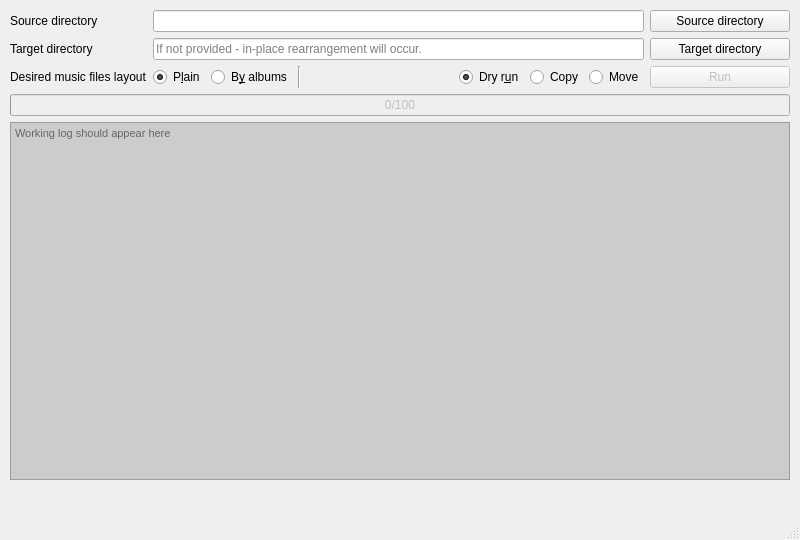
Old version of the form ui_resources/music_sort.ui in the repository plartemyev/yamo.
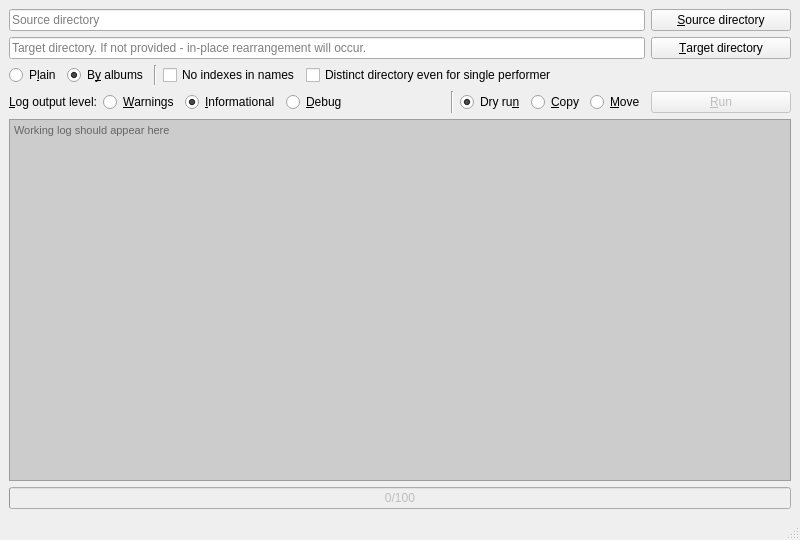
New version of the form. Icons and pictures are not drawn.

Commit message: Improved window layout. Logging levels selectable in UI. New options: "No indexes in names" and "Distinct directory even for single performer"

What changed in the file:
```diff
--- a/ui_resources/music_sort.ui
+++ b/ui_resources/music_sort.ui
@@ -11,9 +11,9 @@
    </rect>
   </property>
   <property name="sizePolicy">
-   <sizepolicy hsizetype="Fixed" vsizetype="Fixed">
-    <horstretch>1</horstretch>
-    <verstretch>1</verstretch>
+   <sizepolicy hsizetype="Preferred" vsizetype="Preferred">
+    <horstretch>0</horstretch>
+    <verstretch>0</verstretch>
    </sizepolicy>
   </property>
   <property name="minimumSize">
@@ -22,18 +22,6 @@
     <height>540</height>
    </size>
   </property>
-  <property name="maximumSize">
-   <size>
-    <width>800</width>
-    <height>540</height>
-   </size>
-  </property>
-  <property name="baseSize">
-   <size>
-    <width>0</width>
-    <height>0</height>
-   </size>
-  </property>
   <property name="windowTitle">
    <string>YAMO (Yet Another Multimedia Organizer)</string>
   </property>
@@ -48,29 +36,15 @@
      <verstretch>0</verstretch>
     </sizepolicy>
    </property>
-   <widget class="QWidget" name="">
-    <property name="geometry">
-     <rect>
-      <x>10</x>
-      <y>10</y>
-      <width>780</width>
-      <height>470</height>
-     </rect>
-    </property>
-    <layout class="QVBoxLayout" name="verticalLayout">
+   <layout class="QVBoxLayout" name="verticalLayout_2">
      <item>
-      <layout class="QFormLayout" name="formLayout">
-       <item row="0" column="0">
-        <widget class="QLabel" name="sourceDirectoryLabel">
-         <property name="text">
-          <string>Source directory</string>
-         </property>
-        </widget>
-       </item>
-       <item row="0" column="1">
         <layout class="QHBoxLayout" name="sourceDirSelectionBlock" stretch="0,0">
          <item>
-          <widget class="QLineEdit" name="sourceDirectoryInput"/>
+       <widget class="QLineEdit" name="sourceDirectoryInput">
+        <property name="placeholderText">
+         <string>Source directory</string>
+        </property>
+       </widget>
          </item>
          <item>
           <widget class="QPushButton" name="sourceDirSelectBtn">
@@ -81,7 +55,7 @@
             </size>
            </property>
            <property name="text">
-            <string>Source directory</string>
+         <string>&amp;Source directory</string>
            </property>
            <property name="icon">
             <iconset theme="document-open">
@@ -91,19 +65,12 @@
          </item>
         </layout>
        </item>
-       <item row="1" column="0">
-        <widget class="QLabel" name="targetDirectoryLabel">
-         <property name="text">
-          <string>Target directory</string>
-         </property>
-        </widget>
-       </item>
-       <item row="1" column="1">
+    <item>
         <layout class="QHBoxLayout" name="targetDirSelectionBlock">
          <item>
           <widget class="QLineEdit" name="targetDirectoryInput">
            <property name="placeholderText">
-            <string>If not provided - in-place rearrangement will occur.</string>
+         <string>Target directory. If not provided - in-place rearrangement will occur.</string>
            </property>
           </widget>
          </item>
@@ -116,7 +83,7 @@
             </size>
            </property>
            <property name="text">
-            <string>Target directory</string>
+         <string>&amp;Target directory</string>
            </property>
            <property name="icon">
             <iconset theme="document-open">
@@ -126,7 +93,7 @@
          </item>
         </layout>
        </item>
-       <item row="2" column="1">
+    <item>
         <layout class="QHBoxLayout" name="selectablesBlock">
          <item>
           <widget class="QRadioButton" name="layoutPlainRbtn">
@@ -137,7 +104,7 @@
             <string>P&amp;lain</string>
            </property>
            <property name="checked">
-            <bool>true</bool>
+         <bool>false</bool>
            </property>
            <attribute name="buttonGroup">
             <string notr="true">filesLayoutRbtnGroup</string>
@@ -153,7 +120,7 @@
             <string>B&amp;y albums</string>
            </property>
            <property name="checked">
-            <bool>false</bool>
+         <bool>true</bool>
            </property>
            <attribute name="buttonGroup">
             <string notr="true">filesLayoutRbtnGroup</string>
@@ -167,6 +134,20 @@
            </property>
           </widget>
          </item>
+      <item>
+       <widget class="QCheckBox" name="noIndexesChkBtn">
+        <property name="text">
+         <string>No indexes in names</string>
+        </property>
+       </widget>
+      </item>
+      <item>
+       <widget class="QCheckBox" name="forcePerformerDirChkBtn">
+        <property name="text">
+         <string>Distinct directory even for single performer</string>
+        </property>
+       </widget>
+      </item>
          <item>
           <spacer name="horizontalSpacer">
            <property name="orientation">
@@ -180,10 +161,80 @@
            </property>
           </spacer>
          </item>
+     </layout>
+    </item>
+    <item>
+     <layout class="QHBoxLayout" name="horizontalLayout_2">
+      <item>
+       <widget class="QLabel" name="label">
+        <property name="text">
+         <string>&amp;Log output level:</string>
+        </property>
+        <property name="buddy">
+         <cstring>warningRbtn</cstring>
+        </property>
+       </widget>
+      </item>
+      <item>
+       <widget class="QRadioButton" name="warningRbtn">
+        <property name="text">
+         <string>&amp;Warnings</string>
+        </property>
+        <property name="checked">
+         <bool>false</bool>
+        </property>
+        <attribute name="buttonGroup">
+         <string notr="true">loggingLevelRbtnGroup</string>
+        </attribute>
+       </widget>
+      </item>
+      <item>
+       <widget class="QRadioButton" name="infoRbtn">
+        <property name="text">
+         <string>&amp;Informational</string>
+        </property>
+        <property name="checked">
+         <bool>true</bool>
+        </property>
+        <attribute name="buttonGroup">
+         <string notr="true">loggingLevelRbtnGroup</string>
+        </attribute>
+       </widget>
+      </item>
+      <item>
+       <widget class="QRadioButton" name="debugRbtn">
+        <property name="text">
+         <string>&amp;Debug</string>
+        </property>
+        <attribute name="buttonGroup">
+         <string notr="true">loggingLevelRbtnGroup</string>
+        </attribute>
+       </widget>
+      </item>
+      <item>
+       <spacer name="horizontalSpacer_3">
+        <property name="orientation">
+         <enum>Qt::Horizontal</enum>
+        </property>
+        <property name="sizeHint" stdset="0">
+         <size>
+          <width>40</width>
+          <height>20</height>
+         </size>
+        </property>
+       </spacer>
+      </item>
+      <item>
+       <widget class="Line" name="line">
+        <property name="orientation">
+         <enum>Qt::Vertical</enum>
+        </property>
+       </widget>
+      </item>
          <item>
           <widget class="QRadioButton" name="noopRbtn">
            <property name="text">
-            <string>Dry r&amp;un</string>
+         <string>Dry ru&amp;n</string>
            </property>
            <property name="checked">
             <bool>true</bool>
@@ -196,7 +247,7 @@
          <item>
           <widget class="QRadioButton" name="copyRbtn">
            <property name="text">
-            <string>Copy</string>
+         <string>&amp;Copy</string>
            </property>
            <attribute name="buttonGroup">
             <string notr="true">operationModeRbtnGroup</string>
@@ -206,7 +257,7 @@
          <item>
           <widget class="QRadioButton" name="moveRbtn">
            <property name="text">
-            <string>Move</string>
+         <string>&amp;Move</string>
            </property>
            <attribute name="buttonGroup">
             <string notr="true">operationModeRbtnGroup</string>
@@ -225,7 +276,7 @@
             </size>
            </property>
            <property name="text">
-            <string>Run</string>
+         <string>&amp;Run</string>
            </property>
            <property name="icon">
             <iconset theme="system-run">
@@ -235,34 +286,6 @@
          </item>
         </layout>
        </item>
-       <item row="2" column="0">
-        <widget class="QLabel" name="layoutSelectionLabel">
-         <property name="text">
-          <string>Desired music files layout</string>
-         </property>
-        </widget>
-       </item>
-      </layout>
-     </item>
-     <item>
-      <widget class="QProgressBar" name="progressBar">
-       <property name="enabled">
-        <bool>false</bool>
-       </property>
-       <property name="value">
-        <number>0</number>
-       </property>
-       <property name="textVisible">
-        <bool>true</bool>
-       </property>
-       <property name="invertedAppearance">
-        <bool>false</bool>
-       </property>
-       <property name="format">
-        <string>%v/%m</string>
-       </property>
-      </widget>
-     </item>
      <item>
       <widget class="QPlainTextEdit" name="loggingOutputField">
        <property name="font">
@@ -282,6 +305,12 @@
        <property name="styleSheet">
         <string notr="true">background-color:rgb(204, 204, 204)</string>
        </property>
+      <property name="horizontalScrollBarPolicy">
+       <enum>Qt::ScrollBarAlwaysOff</enum>
+      </property>
+      <property name="sizeAdjustPolicy">
+       <enum>QAbstractScrollArea::AdjustIgnored</enum>
+      </property>
        <property name="undoRedoEnabled">
         <bool>false</bool>
        </property>
@@ -296,18 +325,26 @@
        </property>
       </widget>
      </item>
-    </layout>
-   </widget>
-  </widget>
-  <widget class="QMenuBar" name="menubar">
-   <property name="geometry">
-    <rect>
-     <x>0</x>
-     <y>0</y>
-     <width>800</width>
-     <height>30</height>
-    </rect>
-   </property>
+    <item>
+     <widget class="QProgressBar" name="progressBar">
+      <property name="enabled">
+       <bool>false</bool>
+      </property>
+      <property name="value">
+       <number>0</number>
+      </property>
+      <property name="textVisible">
+       <bool>true</bool>
+      </property>
+      <property name="invertedAppearance">
+       <bool>false</bool>
+      </property>
+      <property name="format">
+       <string>%v/%m</string>
+      </property>
+     </widget>
+    </item>
+   </layout>
   </widget>
   <widget class="QStatusBar" name="statusbar"/>
  </widget>
```
Left out of the diff: 3 changed lines with no effect on the pictures. Lines whose indentation alone changed are shown as unchanged. The commit also changes 2 other files.
